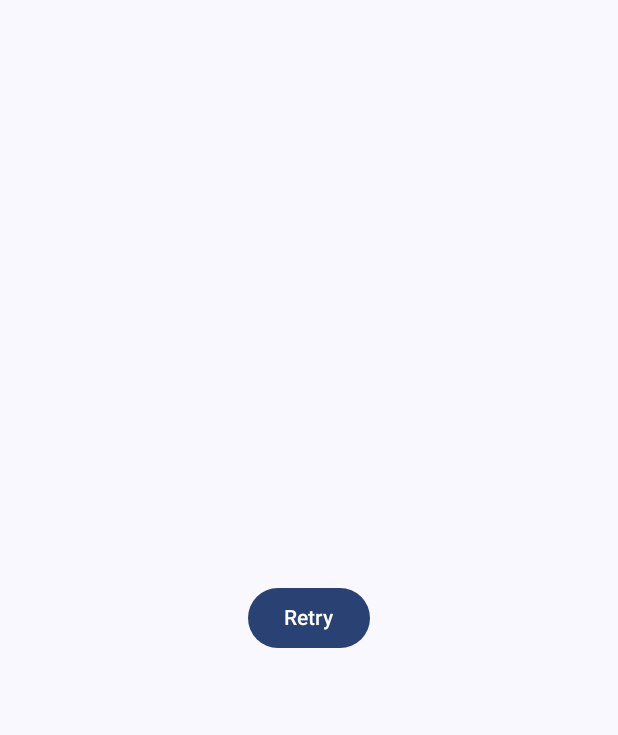
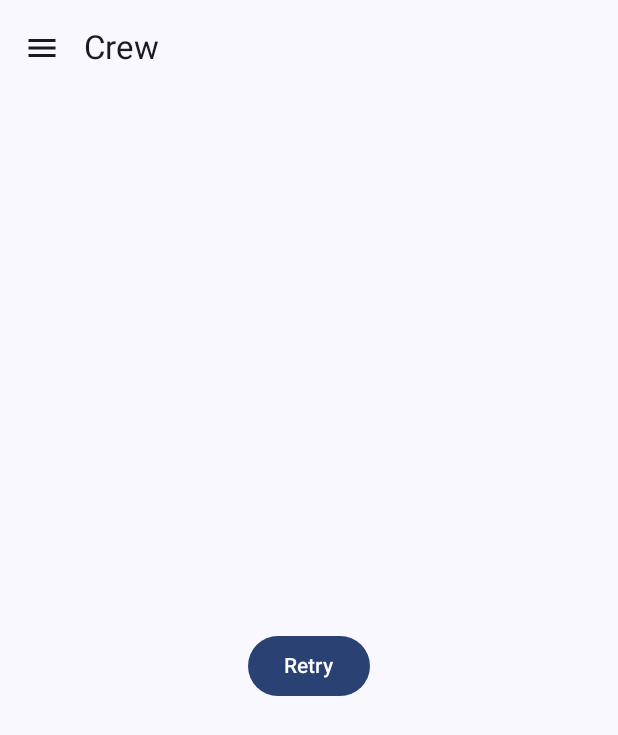
Before and after one commit to matyas-frank/spacex, an Android app built with Jetpack Compose: the CrewSearchScreen screen opened through its navigation route, on a phone screen of 412 x 824 dp. Shown: the top 735 px of the screen. Run offline under Robolectric (Android 15) with nearby library versions, the phone set to English and light mode, and no system bars; our stand-ins replace Room's generated code, paging; 1 statement that could not run was skipped.

Commit message:
Show TopAppBar in crew search even after failure result

```diff
--- a/app/src/main/java/cz/frank/spacex/crew/ui/search/CrewSearchScreen.kt
+++ b/app/src/main/java/cz/frank/spacex/crew/ui/search/CrewSearchScreen.kt
@@ -2,7 +2,6 @@ package cz.frank.spacex.crew.ui.search
 
 import android.content.Intent
 import android.net.Uri
-import androidx.compose.foundation.Image
 import androidx.compose.foundation.layout.*
 import androidx.compose.foundation.lazy.LazyColumn
 import androidx.compose.foundation.lazy.grid.GridCells
@@ -45,32 +44,22 @@ import org.koin.androidx.compose.koinViewModel
     vm: CrewSearchViewModel = koinViewModel()
 ) {
     val membersResult by vm.members.collectAsStateWithLifecycle()
-    CrewSearchScreenLayout(membersResult, vm::fetchCrew, toggleDrawer, modifier)
+    CrewSearchLayout(membersResult, vm::fetchCrew, toggleDrawer, modifier)
 }
 
-@Composable private fun CrewSearchScreenLayout(
+@OptIn(ExperimentalMaterial3Api::class)
+@Composable private fun CrewSearchLayout(
     membersResult: Result<List<CrewMemberModel>>?,
     retry: () -> Unit,
     toggleDrawer: () -> Unit,
     modifier: Modifier = Modifier
 ) {
-    Box(modifier) {
-        membersResult?.let { model ->
-            model.onSuccess {
-                CrewSearchSuccessLayout(it, toggleDrawer)
-            }.onFailure {
-                FailureScreen(retry = retry)
-            }
-        } ?: LoadingScreen()
-    }
-}
-
-@OptIn(ExperimentalMaterial3Api::class)
-@Composable private fun CrewSearchSuccessLayout(members: List<CrewMemberModel>, toggleDrawer: () -> Unit) {
     val scrollState = rememberTopAppBarState()
     val scrollBehavior = TopAppBarDefaults.enterAlwaysScrollBehavior(scrollState)
     Scaffold(
-        Modifier.fillMaxSize().nestedScroll(scrollBehavior.nestedScrollConnection),
+        modifier
+            .fillMaxSize()
+            .nestedScroll(scrollBehavior.nestedScrollConnection),
         topBar = {
             TopAppBar(
                 title = { Text(stringResource(R.string.crew_search_title)) },
@@ -79,7 +68,15 @@ import org.koin.androidx.compose.koinViewModel
             )
         }
     ) {
-        CrewMembers(members, Modifier.padding(it))
+        Box(Modifier.padding(it)) {
+            membersResult?.let { model ->
+                model.onSuccess {
+                    CrewMembers(it)
+                }.onFailure {
+                    FailureScreen(retry = retry)
+                }
+            } ?: LoadingScreen()
+        }
     }
 }
 
@@ -181,7 +178,7 @@ val CrewMemberModel.Status.text get() = when (this) {
 @Composable
 private fun Prev() {
     SpaceXTheme {
-        CrewSearchSuccessLayout(listOf(
+        CrewSearchLayout(Result.success(listOf(
             CrewMemberModel(
                 "Robert Behnken",
                 CrewMemberModel.Status.ACTIVE,
@@ -207,6 +204,6 @@ private fun Prev() {
                 "https://en.wikipedia.org/wiki/Soichi_Noguchi"
             )
 
-        ), {})
+        )), {}, {})
     }
 }
```
